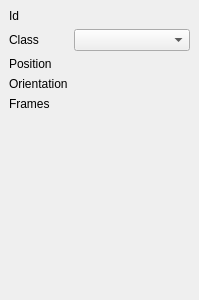
Qt form boundingBoxInformation_ui.ui (MatthieuZins/BoundingBoxMe) before a commit.
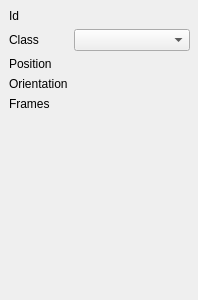
The same form after that commit.

Diff of the .ui file:
```diff
--- a/boundingBoxInformation_ui.ui
+++ b/boundingBoxInformation_ui.ui
@@ -6,7 +6,7 @@
    <rect>
     <x>0</x>
     <y>0</y>
-    <width>199</width>
+    <width>198</width>
     <height>300</height>
    </rect>
   </property>
```
Left out of the diff: 42 changed lines with no effect on the pictures.
